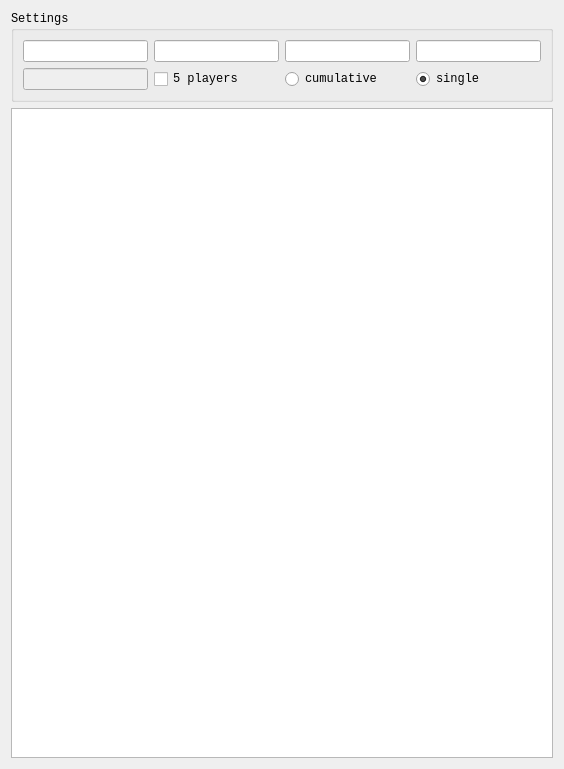
First picture: the form in ui/counterwidget.ui, repository niniemann/TackenCounter, before the edit.
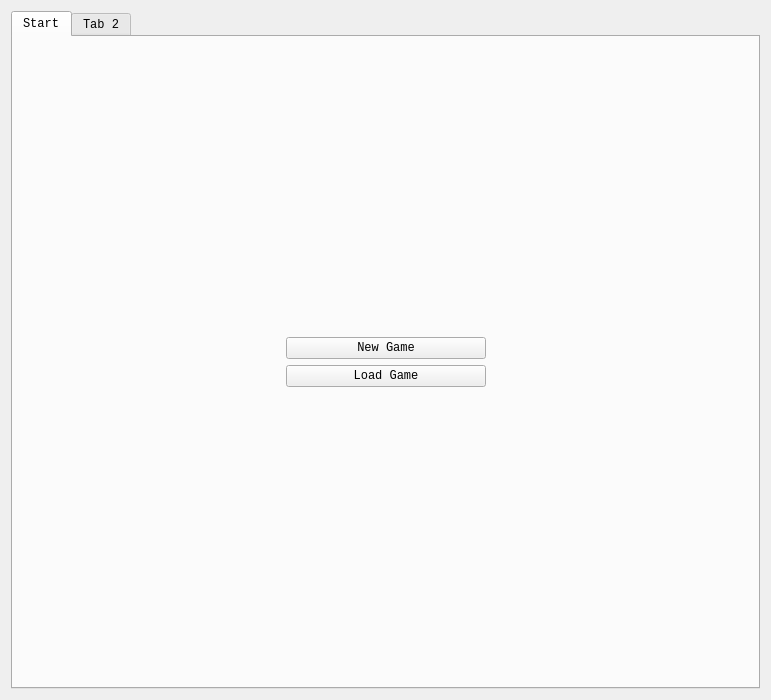
Second picture: the form after the edit.

Commit message: start screen, new game (WIP)

What changed in the file:
```diff
--- a/ui/counterwidget.ui
+++ b/ui/counterwidget.ui
@@ -6,8 +6,8 @@
    <rect>
     <x>0</x>
     <y>0</y>
-    <width>564</width>
-    <height>769</height>
+    <width>771</width>
+    <height>700</height>
    </rect>
   </property>
   <property name="font">
@@ -20,6 +20,101 @@
   </property>
   <layout class="QVBoxLayout" name="verticalLayout_2">
    <item>
+    <widget class="QTabWidget" name="tabWidget">
+     <property name="currentIndex">
+      <number>0</number>
+     </property>
+     <widget class="QWidget" name="tabStart">
+      <attribute name="title">
+       <string>Start</string>
+      </attribute>
+      <layout class="QGridLayout" name="gridLayout_2">
+       <item row="3" column="1">
+        <spacer name="verticalSpacer_2">
+         <property name="orientation">
+          <enum>Qt::Vertical</enum>
+         </property>
+         <property name="sizeHint" stdset="0">
+          <size>
+           <width>20</width>
+           <height>40</height>
+          </size>
+         </property>
+        </spacer>
+       </item>
+       <item row="1" column="1">
+        <widget class="QPushButton" name="btnNewGame">
+         <property name="sizePolicy">
+          <sizepolicy hsizetype="Minimum" vsizetype="Fixed">
+           <horstretch>0</horstretch>
+           <verstretch>0</verstretch>
+          </sizepolicy>
+         </property>
+         <property name="minimumSize">
+          <size>
+           <width>200</width>
+           <height>0</height>
+          </size>
+         </property>
+         <property name="text">
+          <string>New Game</string>
+         </property>
+        </widget>
+       </item>
+       <item row="2" column="1">
+        <widget class="QPushButton" name="btnLoadGame">
+         <property name="text">
+          <string>Load Game</string>
+         </property>
+        </widget>
+       </item>
+       <item row="0" column="1">
+        <spacer name="verticalSpacer">
+         <property name="orientation">
+          <enum>Qt::Vertical</enum>
+         </property>
+         <property name="sizeHint" stdset="0">
+          <size>
+           <width>20</width>
+           <height>40</height>
+          </size>
+         </property>
+        </spacer>
+       </item>
+       <item row="2" column="2">
+        <spacer name="horizontalSpacer">
+         <property name="orientation">
+          <enum>Qt::Horizontal</enum>
+         </property>
+         <property name="sizeHint" stdset="0">
+          <size>
+           <width>40</width>
+           <height>20</height>
+          </size>
+         </property>
+        </spacer>
+       </item>
+       <item row="1" column="0">
+        <spacer name="horizontalSpacer_2">
+         <property name="orientation">
+          <enum>Qt::Horizontal</enum>
+         </property>
+         <property name="sizeHint" stdset="0">
+          <size>
+           <width>40</width>
+           <height>20</height>
+          </size>
+         </property>
+        </spacer>
+       </item>
+      </layout>
+     </widget>
+     <widget class="QWidget" name="tabLog">
+      <attribute name="title">
+       <string>Tab 2</string>
+      </attribute>
+      <layout class="QVBoxLayout" name="verticalLayout">
+       <item>
     <widget class="QGroupBox" name="groupBox">
      <property name="title">
       <string>Settings</string>
@@ -138,6 +233,10 @@
      <attribute name="headerStretchLastSection">
       <bool>false</bool>
      </attribute>
+        </widget>
+       </item>
+      </layout>
+     </widget>
     </widget>
    </item>
   </layout>
```
Lines whose indentation alone changed are shown as unchanged. The commit also changes 2 other files.
